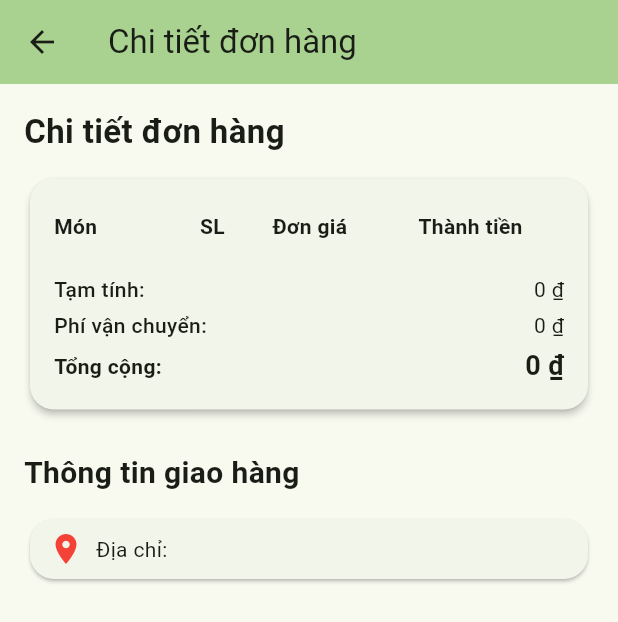
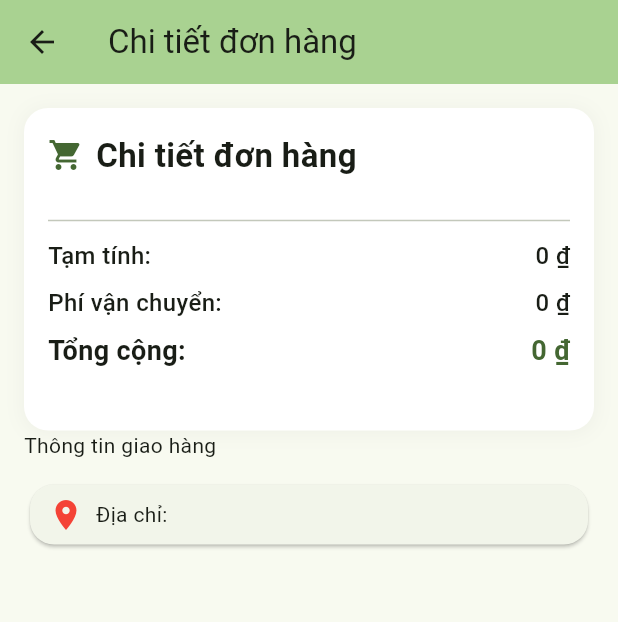
Before and after one commit to koha11/pizza-store-mobile-app, a Flutter app: the PageHistoryOderDetail screen opened directly with empty values, on a phone screen of 412 x 824 dp. Shown: the top 622 px of the screen. Run offline on Flutter 3.47's test engine with Material 3 defaults, Android fonts, the phone set to English and light mode, and no system bars; our stand-ins replace badges, carousel_slider, file_picker, fl_chart, flutter_dotenv, flutter_slidable and 5 more; accounts and stored records are empty; network calls fail.

Commit message:
update screen variant and refactor in PageConfirmBuy(),PageHistoryOderDetail(),PageHistoryOrderCart(),PageItemDetail(),PageShoppingCart()

```diff
--- a/lib/controllers/controller_history_cart.dart
+++ b/lib/controllers/controller_history_cart.dart
@@ -1,6 +1,5 @@
 import 'package:get/get.dart';
 import 'package:pizza_store_app/controllers/controller_user.dart';
-import 'package:pizza_store_app/enums/OrderStatus.dart';
 import 'package:pizza_store_app/models/customer_order.model.dart';
 
 class HistoryCartController extends GetxController {
--- a/lib/pages/order_history/PageHistoryOderDetail.dart
+++ b/lib/pages/order_history/PageHistoryOderDetail.dart
@@ -37,139 +37,99 @@ class _PageHistoryOderDetailState extends State<PageHistoryOderDetail> {
           child: Column(
             crossAxisAlignment: CrossAxisAlignment.start,
             children: [
-              const Text(
-                "Chi tiết đơn hàng",
-                style: TextStyle(fontSize: 22, fontWeight: FontWeight.bold),
+              Container(
+                padding: const EdgeInsets.all(16),
+                decoration: BoxDecoration(
+                  color: Colors.white,
+                  borderRadius: BorderRadius.circular(16),
+                  boxShadow: [
+                    BoxShadow(
+                      color: Colors.grey.withOpacity(0.1),
+                      spreadRadius: 1,
+                      blurRadius: 10,
+                      offset: const Offset(0, 1),
                     ),
-              const SizedBox(height: 12),
-              Card(
-                elevation: 2,
-                shape: RoundedRectangleBorder(
-                  borderRadius: BorderRadius.circular(16),
+                  ],
                 ),
-                child: Padding(
-                  padding: const EdgeInsets.all(16.0),
                 child: Column(
                   crossAxisAlignment: CrossAxisAlignment.start,
                   children: [
-                      Table(
-                        columnWidths: const {
-                          0: FlexColumnWidth(2),
-                          1: FlexColumnWidth(1),
-                          2: FlexColumnWidth(2),
-                          3: FlexColumnWidth(2),
-                        },
-                        border: const TableBorder(
-                          horizontalInside: BorderSide(
-                            width: 0.5,
-                            color: Colors.black12,
+                    Row(
+                      children: [
+                        Icon(
+                          Icons.shopping_cart,
+                          color: Theme.of(context).primaryColor,
                         ),
-                        ),
-                        children: [
-                          const TableRow(
-                            children: [
-                              Padding(
-                                padding: EdgeInsets.symmetric(vertical: 6),
-                                child: Text(
-                                  "Món",
-                                  style: TextStyle(fontWeight: FontWeight.bold),
-                                ),
-                              ),
-                              Padding(
-                                padding: EdgeInsets.symmetric(vertical: 6),
-                                child: Text(
-                                  "SL",
-                                  style: TextStyle(fontWeight: FontWeight.bold),
-                                ),
-                              ),
-                              Padding(
-                                padding: EdgeInsets.symmetric(vertical: 6),
-                                child: Text(
-                                  "Đơn giá",
-                                  style: TextStyle(fontWeight: FontWeight.bold),
-                                ),
-                              ),
-                              Padding(
-                                padding: EdgeInsets.symmetric(vertical: 6),
-                                child: Text(
-                                  "Thành tiền",
-                                  style: TextStyle(fontWeight: FontWeight.bold),
+                        const SizedBox(width: 8),
+                        const Text(
+                          "Chi tiết đơn hàng",
+                          style: TextStyle(
+                            fontSize: 22,
+                            fontWeight: FontWeight.bold,
                           ),
                         ),
                       ],
                     ),
+                    const SizedBox(height: 16),
                     ...widget.selectedItems.map(
-                            (item) => TableRow(
+                      (item) => Container(
+                        margin: const EdgeInsets.only(bottom: 12),
+                        padding: const EdgeInsets.all(12),
+                        decoration: BoxDecoration(
+                          color: Colors.grey[50],
+                          borderRadius: BorderRadius.circular(12),
+                        ),
+                        child: Row(
+                          crossAxisAlignment: CrossAxisAlignment.start,
                           children: [
-                                Padding(
-                                  padding: EdgeInsets.symmetric(vertical: 6),
-                                  child: Text(
+                            Expanded(
+                              child: Column(
+                                crossAxisAlignment: CrossAxisAlignment.start,
+                                children: [
+                                  Text(
                                     item.item.itemName ?? "Không rõ tên",
+                                    style: const TextStyle(
+                                      fontWeight: FontWeight.bold,
+                                      fontSize: 16,
                                     ),
                                   ),
-                                Padding(
-                                  padding: EdgeInsets.symmetric(vertical: 6),
-                                  child: Text("${item.amount}"),
-                                ),
-                                Padding(
-                                  padding: EdgeInsets.symmetric(vertical: 6),
+                                  const SizedBox(height: 4),
+                                  ...item.variantMaps.entries.map((entry) {
+                                    final variantNames = entry.value
+                                        .map((variant) => variant.variantName)
+                                        .join(", ");
+                                    return Padding(
+                                      padding: const EdgeInsets.only(left: 8),
                                       child: Text(
-                                    formatMoney(money: item.actualPrice),
+                                        "• $variantNames",
+                                        style: TextStyle(
+                                          color: Colors.grey[600],
+                                          fontSize: 14,
                                         ),
                                       ),
-                                Padding(
-                                  padding: EdgeInsets.symmetric(vertical: 6),
-                                  child: Text(
+                                    );
+                                  }),
+                                ],
+                              ),
+                            ),
+                            Column(
+                              crossAxisAlignment: CrossAxisAlignment.end,
+                              children: [
+                                Text(
+                                  "x${item.amount}",
+                                  style: const TextStyle(
+                                    fontWeight: FontWeight.bold,
+                                    fontSize: 16,
+                                  ),
+                                ),
+                                const SizedBox(height: 4),
+                                Text(
                                   formatMoney(
                                     money: item.actualPrice * item.amount,
                                   ),
-                                  ),
-                                ),
-                              ],
-                            ),
-                          ),
-                        ],
-                      ),
-
-                      const SizedBox(height: 16),
-                      Row(
-                        mainAxisAlignment: MainAxisAlignment.spaceBetween,
-                        children: [
-                          const Text(
-                            "Tạm tính:",
-                            style: TextStyle(fontWeight: FontWeight.w500),
-                          ),
-                          Text(formatMoney(money: subTotal)),
-                        ],
-                      ),
-                      const SizedBox(height: 4),
-                      Row(
-                        mainAxisAlignment: MainAxisAlignment.spaceBetween,
-                        children: [
-                          const Text(
-                            "Phí vận chuyển:",
-                            style: TextStyle(fontWeight: FontWeight.w500),
-                          ),
-                          Text(
-                            formatMoney(
-                              money: widget.order.shippingFee!.toInt(),
-                            ),
-                          ),
-                        ],
-                      ),
-                      const SizedBox(height: 4),
-                      Row(
-                        mainAxisAlignment: MainAxisAlignment.spaceBetween,
-                        children: [
-                          const Text(
-                            "Tổng cộng:",
-                            style: TextStyle(fontWeight: FontWeight.bold),
-                          ),
-                          Text(
-                            formatMoney(money: total),
-                            style: const TextStyle(
+                                  style: TextStyle(
+                                    color: Theme.of(context).primaryColor,
                                     fontWeight: FontWeight.bold,
-                              fontSize: 18,
                                   ),
                                 ),
                               ],
@@ -178,13 +138,25 @@ class _PageHistoryOderDetailState extends State<PageHistoryOderDetail> {
                         ),
                       ),
                     ),
-              const SizedBox(height: 24),
-              const Text(
-                "Thông tin giao hàng",
-                style: TextStyle(fontSize: 20, fontWeight: FontWeight.bold),
+                    const Divider(height: 24),
+                    _buildPriceRow("Tạm tính:", formatMoney(money: subTotal)),
+                    const SizedBox(height: 8),
+                    _buildPriceRow(
+                      "Phí vận chuyển:",
+                      formatMoney(money: widget.order.shippingFee!),
                     ),
+                    const SizedBox(height: 8),
+                    _buildPriceRow(
+                      "Tổng cộng:",
+                      formatMoney(money: total),
+                      isTotal: true,
+                    ),
+                    SizedBox(height: 24),
+                  ],
+                ),
+              ),
+              const Text("Thông tin giao hàng"),
               const SizedBox(height: 12),
-
               Card(
                 shape: RoundedRectangleBorder(
                   borderRadius: BorderRadius.circular(16),
@@ -255,4 +227,27 @@ class _PageHistoryOderDetailState extends State<PageHistoryOderDetail> {
       ),
     );
   }
+
+  Widget _buildPriceRow(String label, String value, {bool isTotal = false}) {
+    return Row(
+      mainAxisAlignment: MainAxisAlignment.spaceBetween,
+      children: [
+        Text(
+          label,
+          style: TextStyle(
+            fontWeight: isTotal ? FontWeight.bold : FontWeight.w500,
+            fontSize: isTotal ? 18 : 16,
+          ),
+        ),
+        Text(
+          value,
+          style: TextStyle(
+            fontWeight: isTotal ? FontWeight.bold : FontWeight.w500,
+            fontSize: isTotal ? 18 : 16,
+            color: isTotal ? Theme.of(context).primaryColor : null,
+          ),
+        ),
+      ],
+    );
   }
+}
```
Also changed, not shown: lib/controllers/controller_ShoppingCart.dart (+13 -0 lines), lib/pages/PageConfirmBuy.dart (+218 -132 lines), lib/pages/PageShopping_cart.dart (+6 -2 lines), lib/pages/order_history/PageHistoryOrder.dart (+28 -2 lines). Lines whose indentation alone changed are shown as unchanged.
